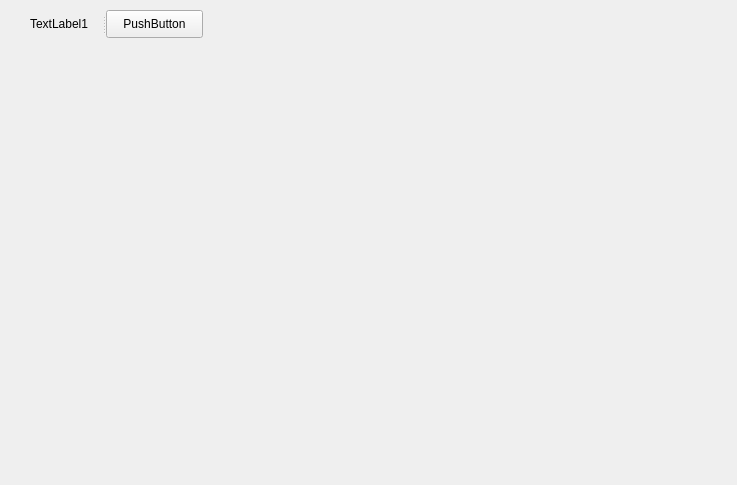
The window that framework/gui/ui/ui_test1.ui (cash2one/AutoDriver) describes before a commit, drawn with Qt 5.
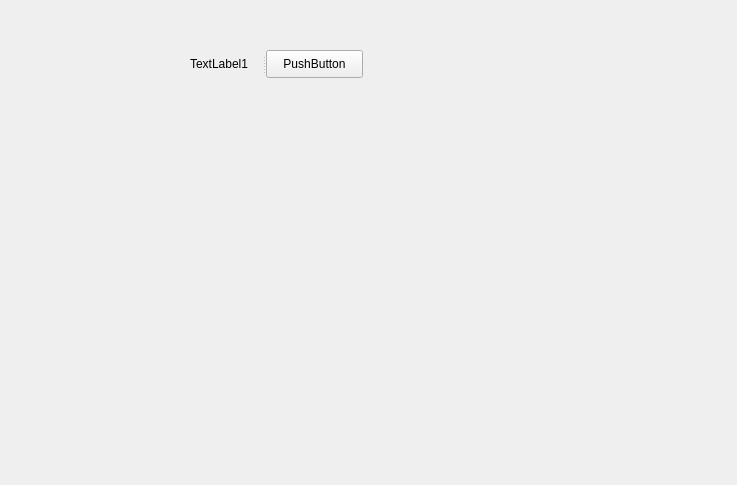
The same window after the commit.

What changed in the file:
```diff
--- a/framework/gui/ui/ui_test1.ui
+++ b/framework/gui/ui/ui_test1.ui
@@ -16,8 +16,8 @@
   <widget class="QSplitter" name="splitter">
    <property name="geometry">
     <rect>
-     <x>30</x>
-     <y>10</y>
+     <x>190</x>
+     <y>50</y>
      <width>173</width>
      <height>28</height>
     </rect>
```
